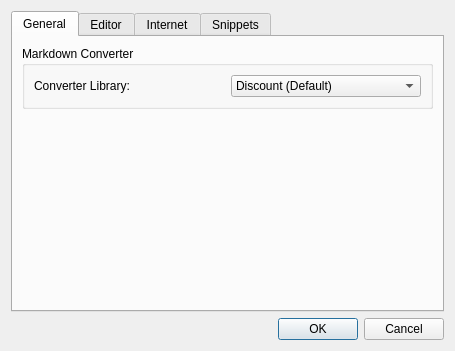
This is app/optionsdialog.ui in cloose/CuteMarkEd as Qt 5 draws it before an edit. The edited form follows.
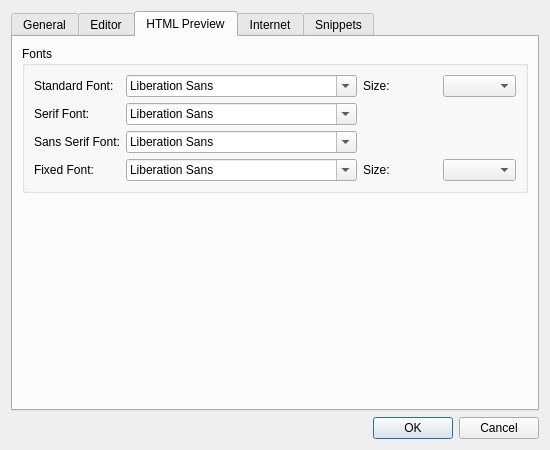
This is the edited form. The open tabs and pages were chosen to show the change.

Commit message:
Add options to override the fonts used by preview (#169)
Add the possibility to the options dialog to override the
default fonts (standard, serif, sans serif and fixed) used by the
HTML preview.

The options are only effective if the fonts are not set by the
selected CSS.

The edit to the form file:
```diff
--- a/app/optionsdialog.ui
+++ b/app/optionsdialog.ui
@@ -6,8 +6,8 @@
    <rect>
     <x>0</x>
     <y>0</y>
-    <width>440</width>
-    <height>351</height>
+    <width>550</width>
+    <height>450</height>
    </rect>
   </property>
   <property name="windowTitle">
@@ -165,6 +165,95 @@
        </item>
       </layout>
      </widget>
+     <widget class="QWidget" name="htmlPreviewTab">
+      <attribute name="title">
+       <string>HTML Preview</string>
+      </attribute>
+      <layout class="QVBoxLayout" name="verticalLayout_7">
+       <item>
+        <widget class="QGroupBox" name="previewFontsGroupBox">
+         <property name="title">
+          <string>Fonts</string>
+         </property>
+         <layout class="QGridLayout" name="gridLayout_2">
+          <item row="0" column="0">
+           <widget class="QLabel" name="standardFontLabel">
+            <property name="text">
+             <string>Standard Font:</string>
+            </property>
+           </widget>
+          </item>
+          <item row="0" column="1">
+           <widget class="QFontComboBox" name="standardFontComboBox"/>
+          </item>
+          <item row="0" column="2">
+           <widget class="QLabel" name="defaultSizeLabel">
+            <property name="text">
+             <string>Size:</string>
+            </property>
+           </widget>
+          </item>
+          <item row="0" column="3">
+           <widget class="QComboBox" name="defaultSizeComboBox"/>
+          </item>
+          <item row="1" column="0">
+           <widget class="QLabel" name="serifFontLabel">
+            <property name="text">
+             <string>Serif Font:</string>
+            </property>
+           </widget>
+          </item>
+          <item row="1" column="1">
+           <widget class="QFontComboBox" name="serifFontComboBox"/>
+          </item>
+          <item row="2" column="0">
+           <widget class="QLabel" name="sansSerifFontLabel">
+            <property name="text">
+             <string>Sans Serif Font:</string>
+            </property>
+           </widget>
+          </item>
+          <item row="2" column="1">
+           <widget class="QFontComboBox" name="sansSerifFontComboBox"/>
+          </item>
+          <item row="3" column="0">
+           <widget class="QLabel" name="fixedFontLabel">
+            <property name="text">
+             <string>Fixed Font:</string>
+            </property>
+           </widget>
+          </item>
+          <item row="3" column="1">
+           <widget class="QFontComboBox" name="fixedFontComboBox"/>
+          </item>
+          <item row="3" column="2">
+           <widget class="QLabel" name="defaultFixedSizeLabel">
+            <property name="text">
+             <string>Size:</string>
+            </property>
+           </widget>
+          </item>
+          <item row="3" column="3">
+           <widget class="QComboBox" name="defaultFixedSizeComboBox"/>
+          </item>
+         </layout>
+        </widget>
+       </item>
+       <item>
+        <spacer name="verticalSpacer_5">
+         <property name="orientation">
+          <enum>Qt::Vertical</enum>
+         </property>
+         <property name="sizeHint" stdset="0">
+          <size>
+           <width>20</width>
+           <height>120</height>
+          </size>
+         </property>
+        </spacer>
+       </item>
+      </layout>
+     </widget>
      <widget class="QWidget" name="internetTab">
       <attribute name="title">
        <string>Internet</string>
```
The commit also changes 3 other files.
